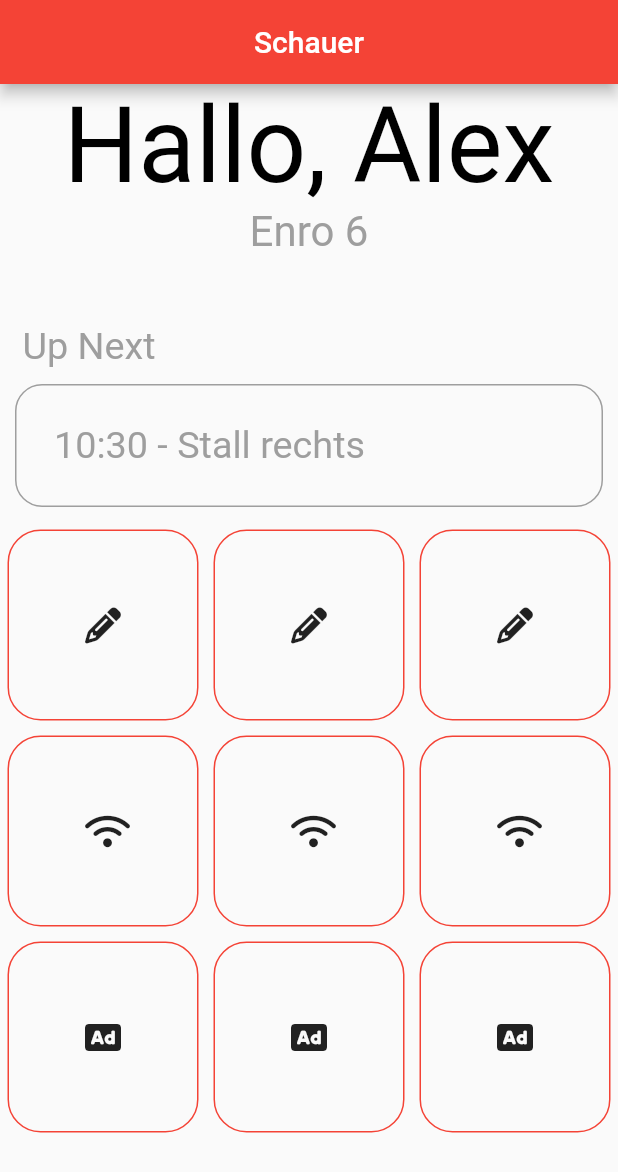
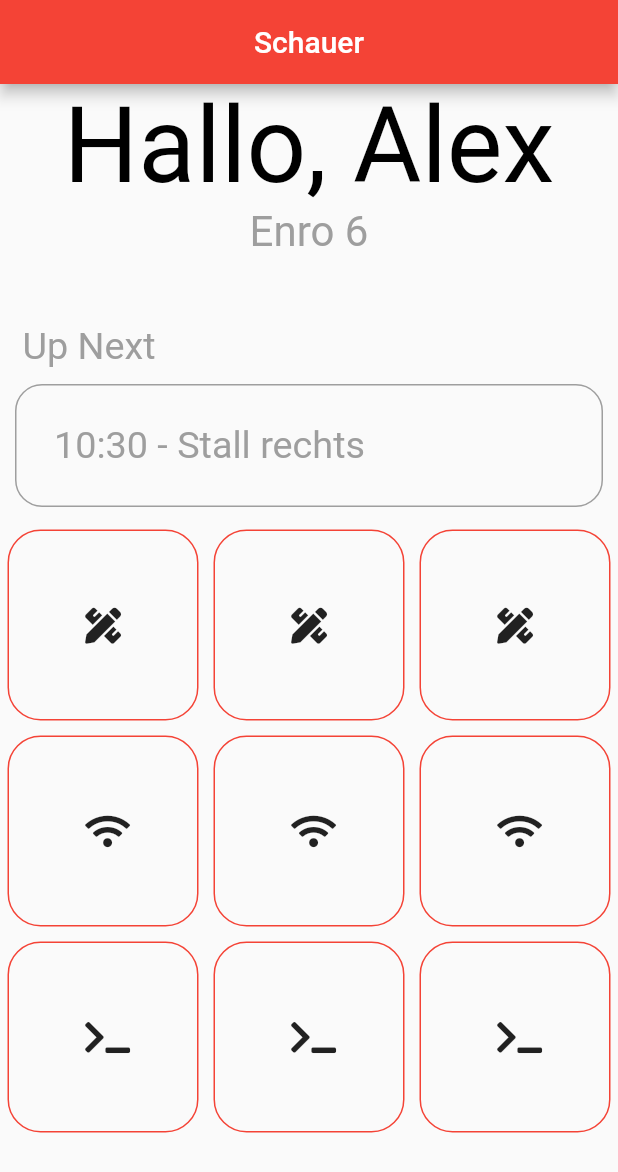
Before and after one commit to ffabss/flutter_demo, a Flutter app: the screen it shows after launch, on a phone screen of 412 x 824 dp. Shown: the top 1172 px of the screen. Run offline on Flutter 3.47's test engine with Material 2 defaults, Android fonts, the phone set to English and light mode, and no system bars; our stand-ins replace flutter_icons, location, rflutter_alert; missing offline and left inert: wifi_configuration.

Commit message:
design stuff

```diff
--- a/lib/screens/homeSchauer.dart
+++ b/lib/screens/homeSchauer.dart
@@ -14,6 +14,7 @@ class _HomeSchauerState extends State<HomeSchauer> {
   @override
   Widget build(BuildContext context) {
     return Scaffold(
+
         appBar: AppBar(
           centerTitle: true, // this is all you need
           title: Text("Schauer"),
@@ -73,7 +74,7 @@ class _HomeSchauerState extends State<HomeSchauer> {
                 reverse: false,
                 children: <Widget>[
                   ButtonRedBorder(
-                    iconToUse: FontAwesome.pencil,
+                    iconToUse: FontAwesome5Solid.pencil_ruler,
                     onPressed: () {
                       Navigator.push(
                         context,
@@ -82,7 +83,7 @@ class _HomeSchauerState extends State<HomeSchauer> {
                     },
                   ),
                   ButtonRedBorder(
-                    iconToUse: FontAwesome.pencil,
+                    iconToUse: FontAwesome5Solid.pencil_ruler,
                     onPressed: () {
                       Navigator.push(
                         context,
@@ -91,7 +92,7 @@ class _HomeSchauerState extends State<HomeSchauer> {
                     },
                   ),
                   ButtonRedBorder(
-                    iconToUse: FontAwesome.pencil,
+                    iconToUse: FontAwesome5Solid.pencil_ruler,
                     onPressed: () {
                       Navigator.push(
                         context,
@@ -100,7 +101,7 @@ class _HomeSchauerState extends State<HomeSchauer> {
                     },
                   ),
                   ButtonRedBorder(
-                    iconToUse: FontAwesome.wifi,
+                    iconToUse: FontAwesome5Solid.wifi,
                     onPressed: () {
                       Navigator.push(
                         context,
@@ -109,7 +110,7 @@ class _HomeSchauerState extends State<HomeSchauer> {
                     },
                   ),
                   ButtonRedBorder(
-                    iconToUse: FontAwesome.wifi,
+                    iconToUse: FontAwesome5Solid.wifi,
                     onPressed: () {
                       Navigator.push(
                         context,
@@ -118,7 +119,7 @@ class _HomeSchauerState extends State<HomeSchauer> {
                     },
                   ),
                   ButtonRedBorder(
-                    iconToUse: FontAwesome.wifi,
+                    iconToUse: FontAwesome5Solid.wifi,
                     onPressed: () {
                       Navigator.push(
                         context,
@@ -127,7 +128,7 @@ class _HomeSchauerState extends State<HomeSchauer> {
                     },
                   ),
                   ButtonRedBorder(
-                    iconToUse: FontAwesome5Solid.ad,
+                    iconToUse: FontAwesome5Solid.terminal,
                     onPressed: () {
                       Navigator.push(
                         context,
@@ -136,7 +137,7 @@ class _HomeSchauerState extends State<HomeSchauer> {
                     },
                   ),
                   ButtonRedBorder(
-                    iconToUse: FontAwesome5Solid.ad,
+                    iconToUse: FontAwesome5Solid.terminal,
                     onPressed: () {
                       Navigator.push(
                         context,
@@ -145,7 +146,7 @@ class _HomeSchauerState extends State<HomeSchauer> {
                     },
                   ),
                   ButtonRedBorder(
-                    iconToUse: FontAwesome5Solid.ad,
+                    iconToUse: FontAwesome5Solid.terminal,
                     onPressed: () {
                       Navigator.push(
                         context,
```
Also changed, not shown: lib/screens/socketScreen.dart (+16 -7 lines).
